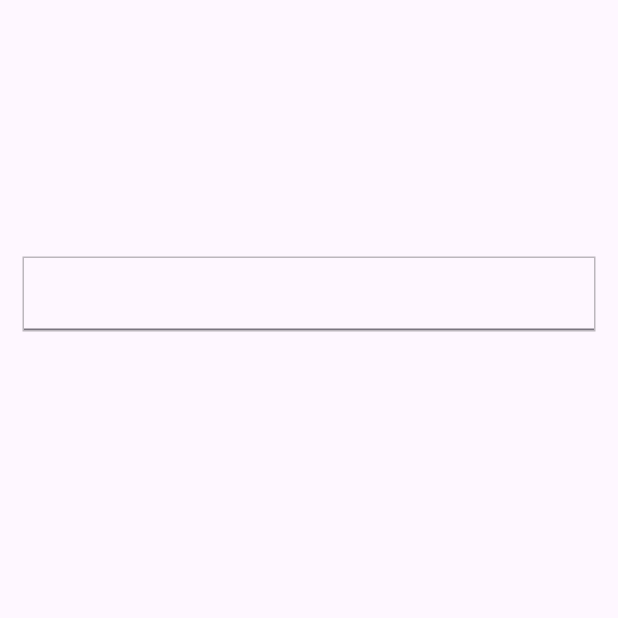
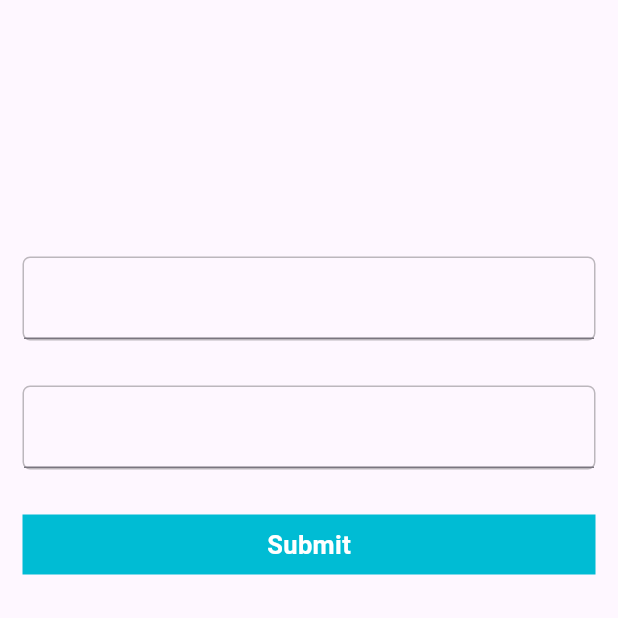
Before and after one commit to briankaboyi/playground, a Flutter app: the screen it shows after launch, on a phone screen of 412 x 824 dp, the top half of it. Run offline on Flutter 3.47's test engine with Material 3 defaults, Android fonts, the light colour scheme and no system bars; drawn by our look-alikes of flutter_form_builder; our stand-ins replace form_builder_validators, get, google_fonts, localstorage.

Commit message:
get.bottomsheet

```diff
--- a/lib/controllers/my_home_page_controller.dart
+++ b/lib/controllers/my_home_page_controller.dart
@@ -5,6 +5,7 @@ import 'package:flutter_form_builder/flutter_form_builder.dart';
 import 'package:localstorage/localstorage.dart';
 
 class MyHomePageController{
+  Map<String,dynamic> formInfo = <String,dynamic>{};
   final LocalStorage storage = new LocalStorage('my_app');
   late final mystorage;
   final formKey = GlobalKey<FormBuilderState>();
--- a/lib/page/my_home_page.dart
+++ b/lib/page/my_home_page.dart
@@ -2,6 +2,7 @@ import 'package:flutter/material.dart';
 import 'package:flutter/src/widgets/framework.dart';
 import 'package:flutter_form_builder/flutter_form_builder.dart';
 import 'package:get/get.dart';
+import 'package:google_fonts/google_fonts.dart';
 import 'package:play_ground/controllers/my_home_page_controller.dart';
 import 'package:play_ground/widget/form_field_widget.dart';
 
@@ -16,7 +17,27 @@ class MyHomePage extends GetView<MyHomePageController>{
         autovalidateMode: AutovalidateMode.onUserInteraction,
         child: Column(
           children: [
-            FormbuilderTextField(name: "name")
+            FormbuilderTextField(name: "name"),
+            FormbuilderTextField(name: "data"),
+            Padding(
+              padding: const EdgeInsets.all(15.0),
+              child: InkWell(
+                onTap: (){
+                  if(controller.formKey.currentState!.validate()){
+                    controller.formInfo = controller.formKey.currentState!.value;
+                    Get.bottomSheet(Container(child: Text("data"),));
+                  }
+
+                },
+                child: Container(
+                  color: Colors.cyan,
+                  child: Center(child: Padding(
+                    padding: const EdgeInsets.all(8.0),
+                    child: Text('Submit',style:TextStyle(fontSize: 17,fontWeight: FontWeight.bold,color: Colors.white),),
+                  )),
+                ),
+              ),
+            )
         ]
       ))
     );
--- a/lib/widget/form_field_widget.dart
+++ b/lib/widget/form_field_widget.dart
@@ -3,7 +3,8 @@ import 'package:flutter/material.dart';
 import 'package:flutter_form_builder/flutter_form_builder.dart';
 import 'package:form_builder_validators/form_builder_validators.dart';
 import 'package:get/get.dart';
-class FormbuilderTextField extends StatelessWidget{
+
+class FormbuilderTextField extends StatelessWidget {
   final String name;
 
   FormbuilderTextField({required this.name});
@@ -15,19 +16,19 @@ class FormbuilderTextField extends StatelessWidget{
       padding: const EdgeInsets.all(15.0),
       child: Container(
         decoration: BoxDecoration(
-          borderRadius: BorderRadius.cirtiocular(5),
-          border:Border.all(color: Colors.black26),
+          borderRadius: BorderRadius.circular(5),
+          border: Border.all(color: Colors.black26),
         ),
         child: FormBuilderTextField(
-        name:name,
+
+          name: name,
+          decoration: InputDecoration(contentPadding: EdgeInsets.all(15)),
           style: TextStyle(color: Colors.black87),
-          validator:FormBuilderValidators.compose([
+          validator: FormBuilderValidators.compose([
             FormBuilderValidators.required(),
           ]),
-
         ),
       ),
     );
   }
-
 }
--- a/pubspec.yaml
+++ b/pubspec.yaml
@@ -37,7 +37,7 @@ dependencies:
   cupertino_icons: ^1.0.2
   get:
   localstorage: ^4.0.1+4
-  google_fonts: ^6.1.0
+
   flutter_form_builder:
   form_builder_validators:
 
```
Also changed, not shown: pubspec.lock.
